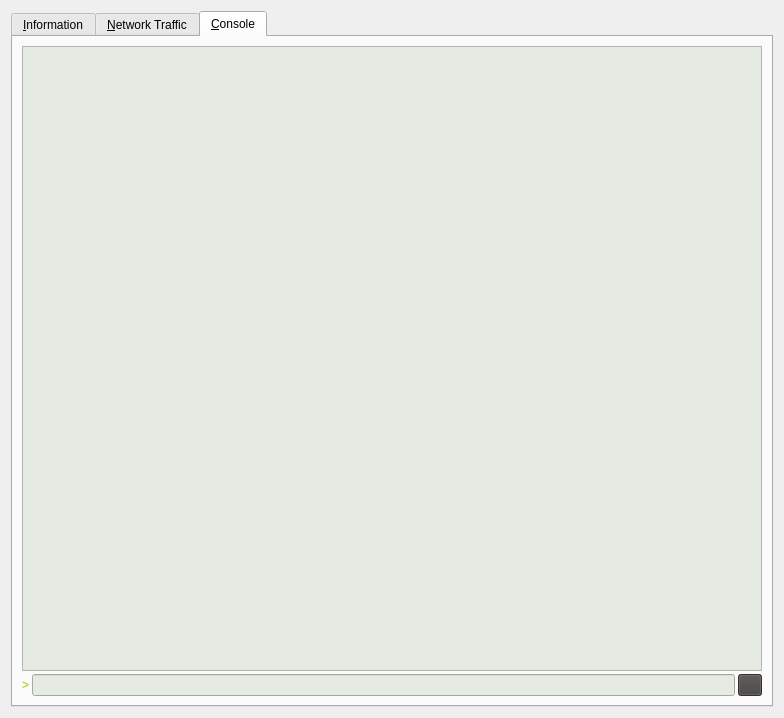
Qt form src/qt/forms/rpcconsole.ui (gridcoin-community/Gridcoin-Research) before a commit.
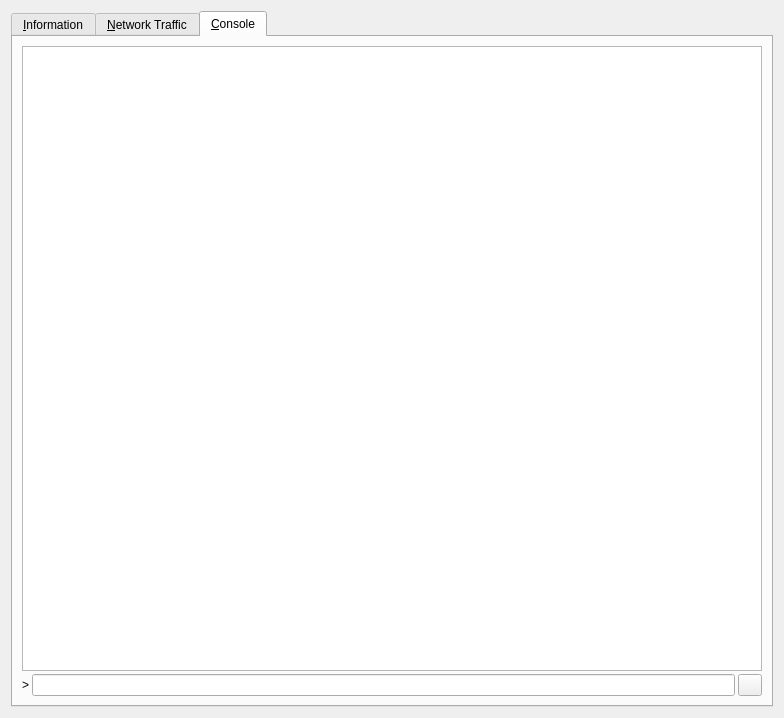
The same form after that commit. The open tabs and pages were chosen to show the change. Icons and pictures are not drawn. Custom widgets are drawn as their Qt base class.

Commit message: remove unused QPalette color roles from .ui files

The edit to the form file:
```diff
--- a/src/qt/forms/rpcconsole.ui
+++ b/src/qt/forms/rpcconsole.ui
@@ -1326,421 +1326,6 @@
       </layout>
      </widget>
      <widget class="QWidget" name="tab_console">
-      <property name="palette">
-       <palette>
-        <active>
-         <colorrole role="WindowText">
-          <brush brushstyle="SolidPattern">
-           <color alpha="255">
-            <red>169</red>
-            <green>192</green>
-            <blue>7</blue>
-           </color>
-          </brush>
-         </colorrole>
-         <colorrole role="Button">
-          <brush brushstyle="SolidPattern">
-           <color alpha="255">
-            <red>69</red>
-            <green>65</green>
-            <blue>63</blue>
-           </color>
-          </brush>
-         </colorrole>
-         <colorrole role="Light">
-          <brush brushstyle="SolidPattern">
-           <color alpha="255">
-            <red>255</red>
-            <green>255</green>
-            <blue>255</blue>
-           </color>
-          </brush>
-         </colorrole>
-         <colorrole role="Midlight">
-          <brush brushstyle="SolidPattern">
-           <color alpha="255">
-            <red>247</red>
-            <green>247</green>
-            <blue>247</blue>
-           </color>
-          </brush>
-         </colorrole>
-         <colorrole role="Dark">
-          <brush brushstyle="SolidPattern">
-           <color alpha="255">
-            <red>120</red>
-            <green>120</green>
-            <blue>120</blue>
-           </color>
-          </brush>
-         </colorrole>
-         <colorrole role="Mid">
-          <brush brushstyle="SolidPattern">
-           <color alpha="255">
-            <red>160</red>
-            <green>160</green>
-            <blue>160</blue>
-           </color>
-          </brush>
-         </colorrole>
-         <colorrole role="Text">
-          <brush brushstyle="SolidPattern">
-           <color alpha="255">
-            <red>169</red>
-            <green>192</green>
-            <blue>7</blue>
-           </color>
-          </brush>
-         </colorrole>
-         <colorrole role="BrightText">
-          <brush brushstyle="SolidPattern">
-           <color alpha="255">
-            <red>255</red>
-            <green>255</green>
-            <blue>255</blue>
-           </color>
-          </brush>
-         </colorrole>
-         <colorrole role="ButtonText">
-          <brush brushstyle="SolidPattern">
-           <color alpha="255">
-            <red>169</red>
-            <green>192</green>
-            <blue>7</blue>
-           </color>
-          </brush>
-         </colorrole>
-         <colorrole role="Base">
-          <brush brushstyle="SolidPattern">
-           <color alpha="255">
-            <red>69</red>
-            <green>65</green>
-            <blue>63</blue>
-           </color>
-          </brush>
-         </colorrole>
-         <colorrole role="Window">
-          <brush brushstyle="SolidPattern">
-           <color alpha="255">
-            <red>69</red>
-            <green>65</green>
-            <blue>63</blue>
-           </color>
-          </brush>
-         </colorrole>
-         <colorrole role="Shadow">
-          <brush brushstyle="SolidPattern">
-           <color alpha="255">
-            <red>0</red>
-            <green>0</green>
-            <blue>0</blue>
-           </color>
-          </brush>
-         </colorrole>
-         <colorrole role="AlternateBase">
-          <brush brushstyle="SolidPattern">
-           <color alpha="255">
-            <red>247</red>
-            <green>247</green>
-            <blue>247</blue>
-           </color>
-          </brush>
-         </colorrole>
-         <colorrole role="ToolTipBase">
-          <brush brushstyle="SolidPattern">
-           <color alpha="255">
-            <red>255</red>
-            <green>255</green>
-            <blue>220</blue>
-           </color>
-          </brush>
-         </colorrole>
-         <colorrole role="ToolTipText">
-          <brush brushstyle="SolidPattern">
-           <color alpha="255">
-            <red>0</red>
-            <green>0</green>
-            <blue>0</blue>
-           </color>
-          </brush>
-         </colorrole>
-        </active>
-        <inactive>
-         <colorrole role="WindowText">
-          <brush brushstyle="SolidPattern">
-           <color alpha="255">
-            <red>169</red>
-            <green>192</green>
-            <blue>7</blue>
-           </color>
-          </brush>
-         </colorrole>
-         <colorrole role="Button">
-          <brush brushstyle="SolidPattern">
-           <color alpha="255">
-            <red>69</red>
-            <green>65</green>
-            <blue>63</blue>
-           </color>
-          </brush>
-         </colorrole>
-         <colorrole role="Light">
-          <brush brushstyle="SolidPattern">
-           <color alpha="255">
-            <red>255</red>
-            <green>255</green>
-            <blue>255</blue>
-           </color>
-          </brush>
-         </colorrole>
-         <colorrole role="Midlight">
-          <brush brushstyle="SolidPattern">
-           <color alpha="255">
-            <red>247</red>
-            <green>247</green>
-            <blue>247</blue>
-           </color>
-          </brush>
-         </colorrole>
-         <colorrole role="Dark">
-          <brush brushstyle="SolidPattern">
-           <color alpha="255">
-            <red>120</red>
-            <green>120</green>
-            <blue>120</blue>
-           </color>
-          </brush>
-         </colorrole>
-         <colorrole role="Mid">
-          <brush brushstyle="SolidPattern">
-           <color alpha="255">
-            <red>160</red>
-            <green>160</green>
-            <blue>160</blue>
-           </color>
-          </brush>
-         </colorrole>
-         <colorrole role="Text">
-          <brush brushstyle="SolidPattern">
-           <color alpha="255">
-            <red>169</red>
-            <green>192</green>
-            <blue>7</blue>
-           </color>
-          </brush>
-         </colorrole>
-         <colorrole role="BrightText">
-          <brush brushstyle="SolidPattern">
-           <color alpha="255">
-            <red>255</red>
-            <green>255</green>
-            <blue>255</blue>
-           </color>
-          </brush>
-         </colorrole>
-         <colorrole role="ButtonText">
-          <brush brushstyle="SolidPattern">
-           <color alpha="255">
-            <red>169</red>
-            <green>192</green>
-            <blue>7</blue>
-           </color>
-          </brush>
-         </colorrole>
-         <colorrole role="Base">
-          <brush brushstyle="SolidPattern">
-           <color alpha="255">
-            <red>69</red>
-            <green>65</green>
-            <blue>63</blue>
-           </color>
-          </brush>
-         </colorrole>
-         <colorrole role="Window">
-          <brush brushstyle="SolidPattern">
-           <color alpha="255">
-            <red>69</red>
-            <green>65</green>
-            <blue>63</blue>
-           </color>
-          </brush>
-         </colorrole>
-         <colorrole role="Shadow">
-          <brush brushstyle="SolidPattern">
-           <color alpha="255">
-            <red>0</red>
-            <green>0</green>
-            <blue>0</blue>
-           </color>
-          </brush>
-         </colorrole>
-         <colorrole role="AlternateBase">
-          <brush brushstyle="SolidPattern">
-           <color alpha="255">
-            <red>247</red>
-            <green>247</green>
-            <blue>247</blue>
-           </color>
-          </brush>
-         </colorrole>
-         <colorrole role="ToolTipBase">
-          <brush brushstyle="SolidPattern">
-           <color alpha="255">
-            <red>255</red>
-            <green>255</green>
-            <blue>220</blue>
-           </color>
-          </brush>
-         </colorrole>
-         <colorrole role="ToolTipText">
-          <brush brushstyle="SolidPattern">
-           <color alpha="255">
-            <red>0</red>
-            <green>0</green>
-            <blue>0</blue>
-           </color>
-          </brush>
-         </colorrole>
-        </inactive>
-        <disabled>
-         <colorrole role="WindowText">
-          <brush brushstyle="SolidPattern">
-           <color alpha="255">
-            <red>169</red>
-            <green>192</green>
-            <blue>7</blue>
-           </color>
-          </brush>
-         </colorrole>
-         <colorrole role="Button">
-          <brush brushstyle="SolidPattern">
-           <color alpha="255">
-            <red>69</red>
-            <green>65</green>
-            <blue>63</blue>
-           </color>
-          </brush>
-         </colorrole>
-         <colorrole role="Light">
-          <brush brushstyle="SolidPattern">
-           <color alpha="255">
-            <red>255</red>
-            <green>255</green>
-            <blue>255</blue>
-           </color>
-          </brush>
-         </colorrole>
-         <colorrole role="Midlight">
-          <brush brushstyle="SolidPattern">
-           <color alpha="255">
-            <red>247</red>
-            <green>247</green>
-            <blue>247</blue>
-           </color>
-          </brush>
-         </colorrole>
-         <colorrole role="Dark">
-          <brush brushstyle="SolidPattern">
-           <color alpha="255">
-            <red>120</red>
-            <green>120</green>
-            <blue>120</blue>
-           </color>
-          </brush>
-         </colorrole>
-         <colorrole role="Mid">
-          <brush brushstyle="SolidPattern">
-           <color alpha="255">
-            <red>160</red>
-            <green>160</green>
-            <blue>160</blue>
-           </color>
-          </brush>
-         </colorrole>
-         <colorrole role="Text">
-          <brush brushstyle="SolidPattern">
-           <color alpha="255">
-            <red>169</red>
-            <green>192</green>
-            <blue>7</blue>
-           </color>
-          </brush>
-         </colorrole>
-         <colorrole role="BrightText">
-          <brush brushstyle="SolidPattern">
-           <color alpha="255">
-            <red>255</red>
-            <green>255</green>
-            <blue>255</blue>
-           </color>
-          </brush>
-         </colorrole>
-         <colorrole role="ButtonText">
-          <brush brushstyle="SolidPattern">
-           <color alpha="255">
-            <red>169</red>
-            <green>192</green>
-            <blue>7</blue>
-           </color>
-          </brush>
-         </colorrole>
-         <colorrole role="Base">
-          <brush brushstyle="SolidPattern">
-           <color alpha="255">
-            <red>69</red>
-            <green>65</green>
-            <blue>63</blue>
-           </color>
-          </brush>
-         </colorrole>
-         <colorrole role="Window">
-          <brush brushstyle="SolidPattern">
-           <color alpha="255">
-            <red>69</red>
-            <green>65</green>
-            <blue>63</blue>
-           </color>
-          </brush>
-         </colorrole>
-         <colorrole role="Shadow">
-          <brush brushstyle="SolidPattern">
-           <color alpha="255">
-            <red>0</red>
-            <green>0</green>
-            <blue>0</blue>
-           </color>
-          </brush>
-         </colorrole>
-         <colorrole role="AlternateBase">
-          <brush brushstyle="SolidPattern">
-           <color alpha="255">
-            <red>240</red>
-            <green>240</green>
-            <blue>240</blue>
-           </color>
-          </brush>
-         </colorrole>
-         <colorrole role="ToolTipBase">
-          <brush brushstyle="SolidPattern">
-           <color alpha="255">
-            <red>255</red>
-            <green>255</green>
-            <blue>220</blue>
-           </color>
-          </brush>
-         </colorrole>
-         <colorrole role="ToolTipText">
-          <brush brushstyle="SolidPattern">
-           <color alpha="255">
-            <red>0</red>
-            <green>0</green>
-            <blue>0</blue>
-           </color>
-          </brush>
-         </colorrole>
-        </disabled>
-       </palette>
-      </property>
       <attribute name="title">
        <string>&amp;Console</string>
       </attribute>
@@ -1756,421 +1341,6 @@
            <height>100</height>
           </size>
          </property>
-         <property name="palette">
-          <palette>
-           <active>
-            <colorrole role="WindowText">
-             <brush brushstyle="SolidPattern">
-              <color alpha="255">
-               <red>0</red>
-               <green>0</green>
-               <blue>0</blue>
-              </color>
-             </brush>
-            </colorrole>
-            <colorrole role="Button">
-             <brush brushstyle="SolidPattern">
-              <color alpha="255">
-               <red>229</red>
-               <green>234</green>
-               <blue>227</blue>
-              </color>
-             </brush>
-            </colorrole>
-            <colorrole role="Light">
-             <brush brushstyle="SolidPattern">
-              <color alpha="255">
-               <red>255</red>
-               <green>255</green>
-               <blue>255</blue>
-              </color>
-             </brush>
-            </colorrole>
-            <colorrole role="Midlight">
-             <brush brushstyle="SolidPattern">
-              <color alpha="255">
-               <red>247</red>
-               <green>247</green>
-               <blue>247</blue>
-              </color>
-             </brush>
-            </colorrole>
-            <colorrole role="Dark">
-             <brush brushstyle="SolidPattern">
-              <color alpha="255">
-               <red>120</red>
-               <green>120</green>
-               <blue>120</blue>
-              </color>
-             </brush>
-            </colorrole>
-            <colorrole role="Mid">
-             <brush brushstyle="SolidPattern">
-              <color alpha="255">
-               <red>160</red>
-               <green>160</green>
-               <blue>160</blue>
-              </color>
-             </brush>
-            </colorrole>
-            <colorrole role="Text">
-             <brush brushstyle="SolidPattern">
-              <color alpha="255">
-               <red>0</red>
-               <green>0</green>
-               <blue>0</blue>
-              </color>
-             </brush>
-            </colorrole>
-            <colorrole role="BrightText">
-             <brush brushstyle="SolidPattern">
-              <color alpha="255">
-               <red>255</red>
-               <green>255</green>
-               <blue>255</blue>
-              </color>
-             </brush>
-            </colorrole>
-            <colorrole role="ButtonText">
-             <brush brushstyle="SolidPattern">
-              <color alpha="255">
-               <red>0</red>
-               <green>0</green>
-               <blue>0</blue>
-              </color>
-             </brush>
-            </colorrole>
-            <colorrole role="Base">
-             <brush brushstyle="SolidPattern">
-              <color alpha="255">
-               <red>229</red>
-               <green>234</green>
-               <blue>227</blue>
-              </color>
-             </brush>
-            </colorrole>
-            <colorrole role="Window">
-             <brush brushstyle="SolidPattern">
-              <color alpha="255">
-               <red>229</red>
-               <green>234</green>
-               <blue>227</blue>
-              </color>
-             </brush>
-            </colorrole>
-            <colorrole role="Shadow">
-             <brush brushstyle="SolidPattern">
-              <color alpha="255">
-               <red>0</red>
-               <green>0</green>
-               <blue>0</blue>
-              </color>
-             </brush>
-            </colorrole>
-            <colorrole role="AlternateBase">
-             <brush brushstyle="SolidPattern">
-              <color alpha="255">
-               <red>247</red>
-               <green>247</green>
-               <blue>247</blue>
-              </color>
-             </brush>
-            </colorrole>
-            <colorrole role="ToolTipBase">
-             <brush brushstyle="SolidPattern">
-              <color alpha="255">
-               <red>255</red>
-               <green>255</green>
-               <blue>220</blue>
-              </color>
-             </brush>
-            </colorrole>
-            <colorrole role="ToolTipText">
-             <brush brushstyle="SolidPattern">
-              <color alpha="255">
-               <red>0</red>
-               <green>0</green>
-               <blue>0</blue>
-              </color>
-             </brush>
-            </colorrole>
-           </active>
-           <inactive>
-            <colorrole role="WindowText">
-             <brush brushstyle="SolidPattern">
-              <color alpha="255">
-               <red>0</red>
-               <green>0</green>
-               <blue>0</blue>
-              </color>
-             </brush>
-            </colorrole>
-            <colorrole role="Button">
-             <brush brushstyle="SolidPattern">
-              <color alpha="255">
-               <red>229</red>
-               <green>234</green>
-               <blue>227</blue>
-              </color>
-             </brush>
-            </colorrole>
-            <colorrole role="Light">
-             <brush brushstyle="SolidPattern">
-              <color alpha="255">
-               <red>255</red>
-               <green>255</green>
-               <blue>255</blue>
-              </color>
-             </brush>
-            </colorrole>
-            <colorrole role="Midlight">
-             <brush brushstyle="SolidPattern">
-              <color alpha="255">
-               <red>247</red>
-               <green>247</green>
-               <blue>247</blue>
-              </color>
-             </brush>
-            </colorrole>
-            <colorrole role="Dark">
-             <brush brushstyle="SolidPattern">
-              <color alpha="255">
-               <red>120</red>
-               <green>120</green>
-               <blue>120</blue>
-              </color>
-             </brush>
-            </colorrole>
-            <colorrole role="Mid">
-             <brush brushstyle="SolidPattern">
-              <color alpha="255">
-               <red>160</red>
-               <green>160</green>
-               <blue>160</blue>
-              </color>
-             </brush>
-            </colorrole>
-            <colorrole role="Text">
-             <brush brushstyle="SolidPattern">
-              <color alpha="255">
-               <red>0</red>
-               <green>0</green>
-               <blue>0</blue>
-              </color>
-             </brush>
-            </colorrole>
-            <colorrole role="BrightText">
-             <brush brushstyle="SolidPattern">
-              <color alpha="255">
-               <red>255</red>
-               <green>255</green>
-               <blue>255</blue>
-              </color>
-             </brush>
-            </colorrole>
-            <colorrole role="ButtonText">
-             <brush brushstyle="SolidPattern">
-              <color alpha="255">
-               <red>0</red>
-               <green>0</green>
-               <blue>0</blue>
-              </color>
-             </brush>
-            </colorrole>
-            <colorrole role="Base">
-             <brush brushstyle="SolidPattern">
-              <color alpha="255">
-               <red>229</red>
-               <green>234</green>
-               <blue>227</blue>
-              </color>
-             </brush>
-            </colorrole>
-            <colorrole role="Window">
-             <brush brushstyle="SolidPattern">
-              <color alpha="255">
-               <red>229</red>
-               <green>234</green>
-               <blue>227</blue>
-              </color>
-             </brush>
-            </colorrole>
-            <colorrole role="Shadow">
-             <brush brushstyle="SolidPattern">
-              <color alpha="255">
-               <red>0</red>
-               <green>0</green>
-               <blue>0</blue>
-              </color>
-             </brush>
-            </colorrole>
-            <colorrole role="AlternateBase">
-             <brush brushstyle="SolidPattern">
-              <color alpha="255">
-               <red>247</red>
-               <green>247</green>
-               <blue>247</blue>
-              </color>
-             </brush>
-            </colorrole>
-            <colorrole role="ToolTipBase">
-             <brush brushstyle="SolidPattern">
-              <color alpha="255">
-               <red>255</red>
-               <green>255</green>
-               <blue>220</blue>
-              </color>
-             </brush>
-            </colorrole>
-            <colorrole role="ToolTipText">
-             <brush brushstyle="SolidPattern">
-              <color alpha="255">
-               <red>0</red>
-               <green>0</green>
-               <blue>0</blue>
-              </color>
-             </brush>
-            </colorrole>
-           </inactive>
-           <disabled>
-            <colorrole role="WindowText">
-             <brush brushstyle="SolidPattern">
-              <color alpha="255">
-               <red>0</red>
-               <green>0</green>
-               <blue>0</blue>
-              </color>
-             </brush>
-            </colorrole>
-            <colorrole role="Button">
-             <brush brushstyle="SolidPattern">
-              <color alpha="255">
-               <red>229</red>
-               <green>234</green>
-               <blue>227</blue>
-              </color>
-             </brush>
-            </colorrole>
-            <colorrole role="Light">
-             <brush brushstyle="SolidPattern">
-              <color alpha="255">
-               <red>255</red>
-               <green>255</green>
-               <blue>255</blue>
-              </color>
-             </brush>
-            </colorrole>
-            <colorrole role="Midlight">
-             <brush brushstyle="SolidPattern">
-              <color alpha="255">
-               <red>247</red>
-               <green>247</green>
-               <blue>247</blue>
-              </color>
-             </brush>
-            </colorrole>
-            <colorrole role="Dark">
-             <brush brushstyle="SolidPattern">
-              <color alpha="255">
-               <red>120</red>
-               <green>120</green>
-               <blue>120</blue>
-              </color>
-             </brush>
-            </colorrole>
-            <colorrole role="Mid">
-             <brush brushstyle="SolidPattern">
-              <color alpha="255">
-               <red>160</red>
-               <green>160</green>
-               <blue>160</blue>
-              </color>
-             </brush>
-            </colorrole>
-            <colorrole role="Text">
-             <brush brushstyle="SolidPattern">
-              <color alpha="255">
-               <red>0</red>
-               <green>0</green>
-               <blue>0</blue>
-              </color>
-             </brush>
-            </colorrole>
-            <colorrole role="BrightText">
-             <brush brushstyle="SolidPattern">
-              <color alpha="255">
-               <red>255</red>
-               <green>255</green>
-               <blue>255</blue>
-              </color>
-             </brush>
-            </colorrole>
-            <colorrole role="ButtonText">
-             <brush brushstyle="SolidPattern">
-              <color alpha="255">
-               <red>0</red>
-               <green>0</green>
-               <blue>0</blue>
-              </color>
-             </brush>
-            </colorrole>
-            <colorrole role="Base">
-             <brush brushstyle="SolidPattern">
-              <color alpha="255">
-               <red>229</red>
-               <green>234</green>
-               <blue>227</blue>
-              </color>
-             </brush>
-            </colorrole>
-            <colorrole role="Window">
-             <brush brushstyle="SolidPattern">
-              <color alpha="255">
-               <red>229</red>
-               <green>234</green>
-               <blue>227</blue>
-              </color>
-             </brush>
-            </colorrole>
-            <colorrole role="Shadow">
-             <brush brushstyle="SolidPattern">
-              <color alpha="255">
-               <red>0</red>
-               <green>0</green>
-               <blue>0</blue>
-              </color>
-             </brush>
-            </colorrole>
-            <colorrole role="AlternateBase">
-             <brush brushstyle="SolidPattern">
-              <color alpha="255">
-               <red>240</red>
-               <green>240</green>
-               <blue>240</blue>
-              </color>
-             </brush>
-            </colorrole>
-            <colorrole role="ToolTipBase">
-             <brush brushstyle="SolidPattern">
-              <color alpha="255">
-               <red>255</red>
-               <green>255</green>
-               <blue>220</blue>
-              </color>
-             </brush>
-            </colorrole>
-            <colorrole role="ToolTipText">
-             <brush brushstyle="SolidPattern">
-              <color alpha="255">
-               <red>0</red>
-               <green>0</green>
-               <blue>0</blue>
-              </color>
-             </brush>
-            </colorrole>
-           </disabled>
-          </palette>
-         </property>
          <property name="autoFillBackground">
           <bool>true</bool>
          </property>
@@ -2199,421 +1369,6 @@
          </item>
          <item>
           <widget class="QLineEdit" name="lineEdit">
-           <property name="palette">
-            <palette>
-             <active>
-              <colorrole role="WindowText">
-               <brush brushstyle="SolidPattern">
-                <color alpha="255">
-                 <red>0</red>
-                 <green>0</green>
-                 <blue>0</blue>
-                </color>
-               </brush>
-              </colorrole>
-              <colorrole role="Button">
-               <brush brushstyle="SolidPattern">
-                <color alpha="255">
-                 <red>229</red>
-                 <green>234</green>
-                 <blue>227</blue>
-                </color>
-               </brush>
-              </colorrole>
-              <colorrole role="Light">
-               <brush brushstyle="SolidPattern">
-                <color alpha="255">
-                 <red>255</red>
-                 <green>255</green>
-                 <blue>255</blue>
-                </color>
-               </brush>
-              </colorrole>
-              <colorrole role="Midlight">
-               <brush brushstyle="SolidPattern">
-                <color alpha="255">
-                 <red>247</red>
-                 <green>247</green>
-                 <blue>247</blue>
-                </color>
-               </brush>
-              </colorrole>
-              <colorrole role="Dark">
-               <brush brushstyle="SolidPattern">
-                <color alpha="255">
-                 <red>120</red>
-                 <green>120</green>
-                 <blue>120</blue>
-                </color>
-               </brush>
-              </colorrole>
-              <colorrole role="Mid">
-               <brush brushstyle="SolidPattern">
-                <color alpha="255">
-                 <red>160</red>
-                 <green>160</green>
-                 <blue>160</blue>
-                </color>
-               </brush>
-              </colorrole>
-              <colorrole role="Text">
-               <brush brushstyle="SolidPattern">
-                <color alpha="255">
-                 <red>0</red>
-                 <green>0</green>
-                 <blue>0</blue>
-                </color>
-               </brush>
-              </colorrole>
-              <colorrole role="BrightText">
-               <brush brushstyle="SolidPattern">
-                <color alpha="255">
-                 <red>255</red>
-                 <green>255</green>
-                 <blue>255</blue>
-                </color>
-               </brush>
-              </colorrole>
-              <colorrole role="ButtonText">
-               <brush brushstyle="SolidPattern">
-                <color alpha="255">
-                 <red>0</red>
-                 <green>0</green>
-                 <blue>0</blue>
-                </color>
-               </brush>
-              </colorrole>
-              <colorrole role="Base">
-               <brush brushstyle="SolidPattern">
-                <color alpha="255">
-                 <red>229</red>
-                 <green>234</green>
-                 <blue>227</blue>
-                </color>
-               </brush>
-              </colorrole>
-              <colorrole role="Window">
-               <brush brushstyle="SolidPattern">
-                <color alpha="255">
-                 <red>229</red>
-                 <green>234</green>
-                 <blue>227</blue>
-                </color>
-               </brush>
-              </colorrole>
-              <colorrole role="Shadow">
-               <brush brushstyle="SolidPattern">
-                <color alpha="255">
-                 <red>0</red>
-                 <green>0</green>
-                 <blue>0</blue>
-                </color>
-               </brush>
-              </colorrole>
-              <colorrole role="AlternateBase">
-               <brush brushstyle="SolidPattern">
-                <color alpha="255">
-                 <red>247</red>
-                 <green>247</green>
-                 <blue>247</blue>
-                </color>
-               </brush>
-              </colorrole>
-              <colorrole role="ToolTipBase">
-               <brush brushstyle="SolidPattern">
-                <color alpha="255">
-                 <red>255</red>
-                 <green>255</green>
-                 <blue>220</blue>
-                </color>
-               </brush>
-              </colorrole>
-              <colorrole role="ToolTipText">
-               <brush brushstyle="SolidPattern">
-                <color alpha="255">
-                 <red>0</red>
-                 <green>0</green>
-                 <blue>0</blue>
-                </color>
-               </brush>
-              </colorrole>
-             </active>
-             <inactive>
-              <colorrole role="WindowText">
-               <brush brushstyle="SolidPattern">
-                <color alpha="255">
-                 <red>0</red>
-                 <green>0</green>
-                 <blue>0</blue>
-                </color>
-               </brush>
-              </colorrole>
-              <colorrole role="Button">
-               <brush brushstyle="SolidPattern">
-                <color alpha="255">
-                 <red>229</red>
-                 <green>234</green>
-                 <blue>227</blue>
-                </color>
-               </brush>
-              </colorrole>
-              <colorrole role="Light">
-               <brush brushstyle="SolidPattern">
-                <color alpha="255">
-                 <red>255</red>
-                 <green>255</green>
-                 <blue>255</blue>
-                </color>
-               </brush>
-              </colorrole>
-              <colorrole role="Midlight">
-               <brush brushstyle="SolidPattern">
-                <color alpha="255">
-                 <red>247</red>
-                 <green>247</green>
-                 <blue>247</blue>
-                </color>
-               </brush>
-              </colorrole>
-              <colorrole role="Dark">
-               <brush brushstyle="SolidPattern">
-                <color alpha="255">
-                 <red>120</red>
-                 <green>120</green>
-                 <blue>120</blue>
-                </color>
-               </brush>
-              </colorrole>
-              <colorrole role="Mid">
-               <brush brushstyle="SolidPattern">
-                <color alpha="255">
-                 <red>160</red>
-                 <green>160</green>
-                 <blue>160</blue>
-                </color>
-               </brush>
-              </colorrole>
-              <colorrole role="Text">
-               <brush brushstyle="SolidPattern">
-                <color alpha="255">
-                 <red>0</red>
-                 <green>0</green>
-                 <blue>0</blue>
-                </color>
-               </brush>
-              </colorrole>
-              <colorrole role="BrightText">
-               <brush brushstyle="SolidPattern">
-                <color alpha="255">
-                 <red>255</red>
-                 <green>255</green>
-                 <blue>255</blue>
-                </color>
-               </brush>
-              </colorrole>
-              <colorrole role="ButtonText">
-               <brush brushstyle="SolidPattern">
-                <color alpha="255">
-                 <red>0</red>
-                 <green>0</green>
-                 <blue>0</blue>
-                </color>
-               </brush>
-              </colorrole>
-              <colorrole role="Base">
-               <brush brushstyle="SolidPattern">
-                <color alpha="255">
-                 <red>229</red>
-                 <green>234</green>
-                 <blue>227</blue>
-                </color>
-               </brush>
-              </colorrole>
-              <colorrole role="Window">
-               <brush brushstyle="SolidPattern">
-                <color alpha="255">
-                 <red>229</red>
-                 <green>234</green>
-                 <blue>227</blue>
-                </color>
-               </brush>
-              </colorrole>
-              <colorrole role="Shadow">
-               <brush brushstyle="SolidPattern">
-                <color alpha="255">
-                 <red>0</red>
-                 <green>0</green>
-                 <blue>0</blue>
-                </color>
-               </brush>
-              </colorrole>
-              <colorrole role="AlternateBase">
-               <brush brushstyle="SolidPattern">
-                <color alpha="255">
-                 <red>247</red>
-                 <green>247</green>
-                 <blue>247</blue>
-                </color>
-               </brush>
-              </colorrole>
-              <colorrole role="ToolTipBase">
-               <brush brushstyle="SolidPattern">
-                <color alpha="255">
-                 <red>255</red>
-                 <green>255</green>
-                 <blue>220</blue>
-                </color>
-               </brush>
-              </colorrole>
-              <colorrole role="ToolTipText">
-               <brush brushstyle="SolidPattern">
-                <color alpha="255">
-                 <red>0</red>
-                 <green>0</green>
-                 <blue>0</blue>
-                </color>
-               </brush>
-              </colorrole>
-             </inactive>
-             <disabled>
-              <colorrole role="WindowText">
-               <brush brushstyle="SolidPattern">
-                <color alpha="255">
-                 <red>0</red>
-                 <green>0</green>
-                 <blue>0</blue>
-                </color>
-               </brush>
-              </colorrole>
-              <colorrole role="Button">
-               <brush brushstyle="SolidPattern">
-                <color alpha="255">
-                 <red>229</red>
-                 <green>234</green>
-                 <blue>227</blue>
-                </color>
-               </brush>
-              </colorrole>
-              <colorrole role="Light">
-               <brush brushstyle="SolidPattern">
-                <color alpha="255">
-                 <red>255</red>
-                 <green>255</green>
-                 <blue>255</blue>
-                </color>
-               </brush>
-              </colorrole>
-              <colorrole role="Midlight">
-               <brush brushstyle="SolidPattern">
-                <color alpha="255">
-                 <red>247</red>
-                 <green>247</green>
-                 <blue>247</blue>
-                </color>
-               </brush>
-              </colorrole>
-              <colorrole role="Dark">
-               <brush brushstyle="SolidPattern">
-                <color alpha="255">
-                 <red>120</red>
-                 <green>120</green>
-                 <blue>120</blue>
-                </color>
-               </brush>
-              </colorrole>
-              <colorrole role="Mid">
-               <brush brushstyle="SolidPattern">
-                <color alpha="255">
-                 <red>160</red>
-                 <green>160</green>
-                 <blue>160</blue>
-                </color>
-               </brush>
-              </colorrole>
-              <colorrole role="Text">
-               <brush brushstyle="SolidPattern">
-                <color alpha="255">
-                 <red>0</red>
-                 <green>0</green>
-                 <blue>0</blue>
-                </color>
-               </brush>
-              </colorrole>
-              <colorrole role="BrightText">
-               <brush brushstyle="SolidPattern">
-                <color alpha="255">
-                 <red>255</red>
-                 <green>255</green>
-                 <blue>255</blue>
-                </color>
-               </brush>
-              </colorrole>
-              <colorrole role="ButtonText">
-               <brush brushstyle="SolidPattern">
-                <color alpha="255">
-                 <red>0</red>
-                 <green>0</green>
-                 <blue>0</blue>
-                </color>
-               </brush>
-              </colorrole>
-              <colorrole role="Base">
-               <brush brushstyle="SolidPattern">
-                <color alpha="255">
-                 <red>229</red>
-                 <green>234</green>
-                 <blue>227</blue>
-                </color>
-               </brush>
-              </colorrole>
-              <colorrole role="Window">
-               <brush brushstyle="SolidPattern">
-                <color alpha="255">
-                 <red>229</red>
-                 <green>234</green>
-                 <blue>227</blue>
-                </color>
-               </brush>
-              </colorrole>
-              <colorrole role="Shadow">
-               <brush brushstyle="SolidPattern">
-                <color alpha="255">
-                 <red>0</red>
-                 <green>0</green>
-                 <blue>0</blue>
-                </color>
-               </brush>
-              </colorrole>
-              <colorrole role="AlternateBase">
-               <brush brushstyle="SolidPattern">
-                <color alpha="255">
-                 <red>240</red>
-                 <green>240</green>
-                 <blue>240</blue>
-                </color>
-               </brush>
-              </colorrole>
-              <colorrole role="ToolTipBase">
-               <brush brushstyle="SolidPattern">
-                <color alpha="255">
-                 <red>255</red>
-                 <green>255</green>
-                 <blue>220</blue>
-                </color>
-               </brush>
-              </colorrole>
-              <colorrole role="ToolTipText">
-               <brush brushstyle="SolidPattern">
-                <color alpha="255">
-                 <red>0</red>
-                 <green>0</green>
-                 <blue>0</blue>
-                </color>
-               </brush>
-              </colorrole>
-             </disabled>
-            </palette>
-           </property>
            <property name="autoFillBackground">
             <bool>false</bool>
            </property>
```
Left out of the diff: 661 changed lines with no effect on the pictures. The commit also changes 1 other file.
